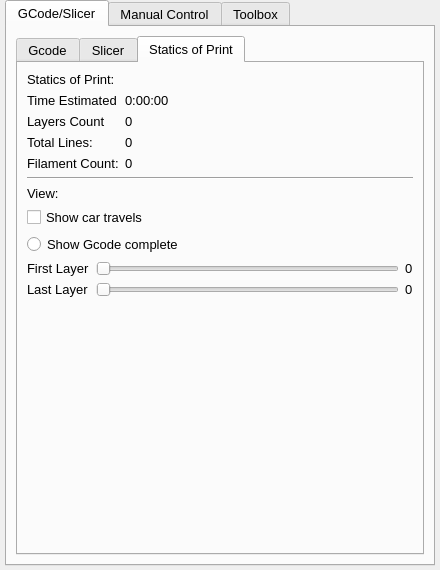
First picture: the form in ManualControlWidget.ui, repository KDE/brprint3d, before the edit.
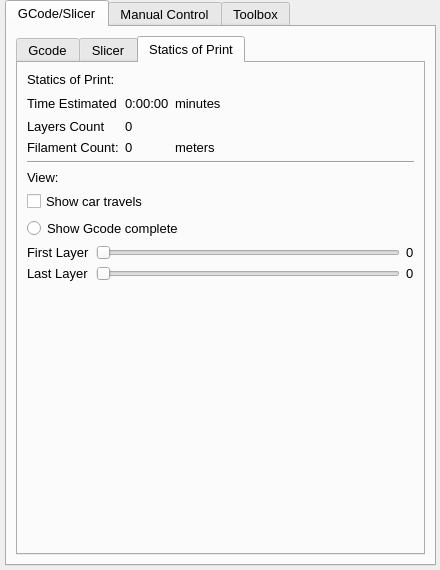
Second picture: the form after the edit. The open tabs and pages were chosen to show the change. Icons and pictures are not drawn. Custom widgets are drawn as their Qt base class.

```diff
--- a/ManualControlWidget.ui
+++ b/ManualControlWidget.ui
@@ -29,7 +29,7 @@
     <rect>
      <x>5</x>
      <y>0</y>
-     <width>430</width>
+     <width>431</width>
      <height>566</height>
     </rect>
    </property>
@@ -146,7 +146,21 @@
         </attribute>
         <layout class="QVBoxLayout" name="verticalLayout_4">
          <item>
-          <layout class="QFormLayout" name="formLayout">
+          <layout class="QGridLayout" name="gridLayout">
+           <item row="2" column="2">
+            <widget class="QLabel" name="label">
+             <property name="text">
+              <string>minutes</string>
+             </property>
+            </widget>
+           </item>
+           <item row="2" column="1">
+            <widget class="QLabel" name="lb_estimatedTime">
+             <property name="text">
+              <string>0:00:00</string>
+             </property>
+            </widget>
+           </item>
            <item row="0" column="0">
             <widget class="QLabel" name="label_6">
              <property name="text">
@@ -154,48 +168,20 @@
              </property>
             </widget>
            </item>
-           <item row="1" column="0">
+           <item row="2" column="0">
             <widget class="QLabel" name="label_11">
              <property name="text">
               <string>Time Estimated</string>
              </property>
             </widget>
            </item>
-           <item row="1" column="1">
-            <widget class="QLabel" name="lb_estimatedTime">
-             <property name="text">
-              <string>0:00:00</string>
-             </property>
-            </widget>
-           </item>
-           <item row="2" column="0">
+           <item row="3" column="0">
             <widget class="QLabel" name="label_8">
              <property name="text">
               <string>Layers Count</string>
              </property>
             </widget>
            </item>
-           <item row="2" column="1">
-            <widget class="QLabel" name="lb_layerCounter">
-             <property name="text">
-              <string>0</string>
-             </property>
-            </widget>
-           </item>
-           <item row="3" column="0">
-            <widget class="QLabel" name="label_9">
-             <property name="text">
-              <string>Total Lines:</string>
-             </property>
-            </widget>
-           </item>
-           <item row="3" column="1">
-            <widget class="QLabel" name="lb_lineCounter">
-             <property name="text">
-              <string>0</string>
-             </property>
-            </widget>
-           </item>
            <item row="4" column="0">
             <widget class="QLabel" name="label_10">
              <property name="text">
@@ -210,6 +196,33 @@
              </property>
             </widget>
            </item>
+           <item row="3" column="1">
+            <widget class="QLabel" name="lb_layerCounter">
+             <property name="text">
+              <string>0</string>
+             </property>
+            </widget>
+           </item>
+           <item row="4" column="2">
+            <widget class="QLabel" name="label_2">
+             <property name="text">
+              <string>meters</string>
+             </property>
+            </widget>
+           </item>
+           <item row="2" column="3">
+            <spacer name="horizontalSpacer">
+             <property name="orientation">
+              <enum>Qt::Horizontal</enum>
+             </property>
+             <property name="sizeHint" stdset="0">
+              <size>
+               <width>40</width>
+               <height>20</height>
+              </size>
+             </property>
+            </spacer>
+           </item>
           </layout>
          </item>
          <item>
```
Left out of the diff: 9 changed lines with no effect on the pictures.
